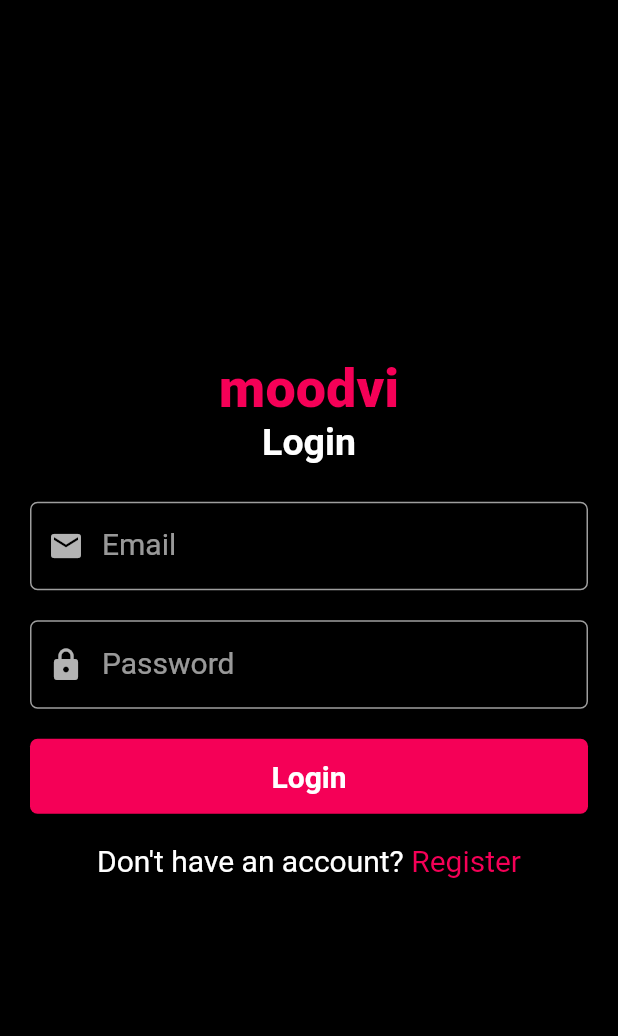
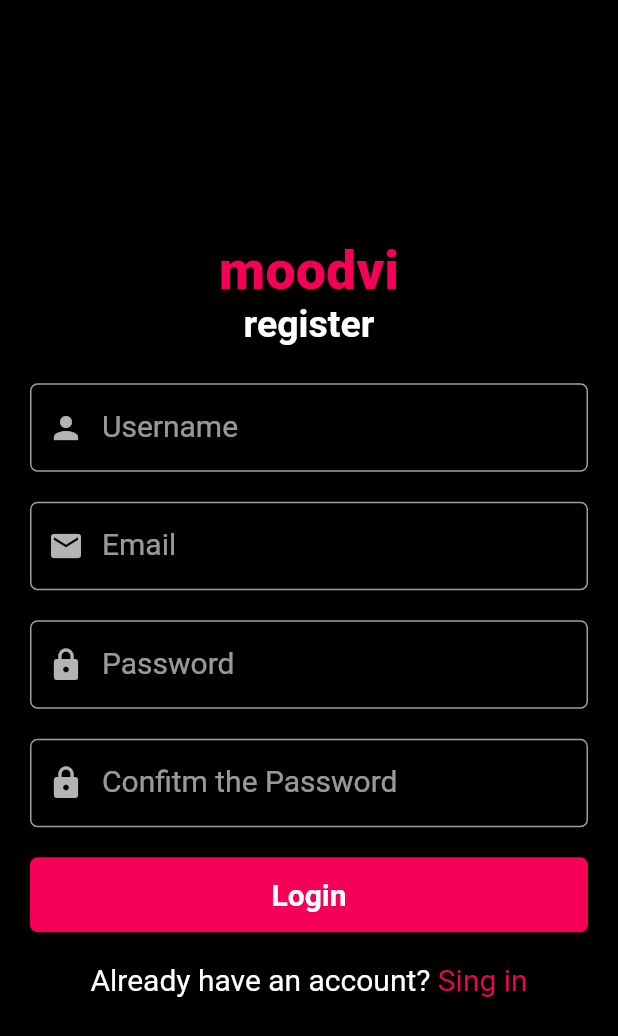
Before and after one commit to helloawesomeprojects/moodvi-flutter, a Flutter app: the screen it shows after launch, on a phone screen of 412 x 824 dp. Shown: the top 1036 px of the screen. Run offline on Flutter 3.47's test engine with Material 2 defaults, Android fonts, the phone set to English and light mode, and no system bars.

Commit message:
Created sign up view

```diff
--- a/lib/main.dart
+++ b/lib/main.dart
@@ -1,6 +1,8 @@
 import 'package:flutter/material.dart';
 import 'package:moodvi/constants.dart';
 import 'package:moodvi/views/screens/auth/login_screen.dart';
+
+import 'views/screens/auth/signup_screen.dart';
 
 void main() {
   runApp(const MyApp());
@@ -17,7 +19,7 @@ class MyApp extends StatelessWidget {
       theme: ThemeData.dark().copyWith(
         scaffoldBackgroundColor: backgroundColor,
       ),
-      home:  LoginScreen(),
+      home:  SignupScreen(),
     );
   }
 }
--- a/lib/views/screens/auth/login_screen.dart
+++ b/lib/views/screens/auth/login_screen.dart
@@ -7,7 +7,8 @@ import 'package:moodvi/views/widgets/text_input_field.dart';
 class LoginScreen extends StatelessWidget {
    LoginScreen({Key? key}) : super(key: key);
   final TextEditingController _emailController=TextEditingController();
-   final TextEditingController _passwordController=TextEditingController();
+  final TextEditingController _passwordController=TextEditingController();
+
   @override
   Widget build(BuildContext context) {
     return Scaffold(
--- a/lib/views/screens/auth/signup_screen.dart
+++ b/lib/views/screens/auth/signup_screen.dart
@@ -0,0 +1,125 @@
+import 'package:flutter/material.dart';
+
+import 'package:moodvi/constants.dart';
+import 'package:moodvi/views/widgets/text_input_field.dart';
+
+class SignupScreen extends StatelessWidget {
+  final TextEditingController _emailController=TextEditingController();
+  final TextEditingController _passwordController=TextEditingController();
+  final TextEditingController _confpasswordController=TextEditingController();
+  final TextEditingController _usernameController=TextEditingController();
+
+  SignupScreen({Key? key}) : super(key: key);
+
+  @override
+  Widget build(BuildContext context) {
+    return Scaffold(
+      body: Container(
+        alignment: Alignment.center,
+        child: Column(
+          mainAxisAlignment: MainAxisAlignment.center,
+          children: [
+            Text(
+              'moodvi',
+              style: TextStyle(
+                fontSize: 36,
+                color: buttonColor,
+                fontWeight: FontWeight.w900,
+              ),
+            ),
+            const Text(
+              'register',
+              style: TextStyle(
+                fontSize: 25,
+                fontWeight: FontWeight.w700,
+              ),
+            ),
+            const SizedBox(height: 25),
+            Container(
+              width: MediaQuery.of(context).size.width,
+              margin: const EdgeInsets.symmetric(horizontal: 20),
+              child: TextInputField(
+                controller: _usernameController,
+                labelText: 'Username',
+                icon: Icons.person,
+              ),
+            ),
+            const SizedBox(height: 20),
+            Container(
+              width: MediaQuery.of(context).size.width,
+              margin: const EdgeInsets.symmetric(horizontal: 20),
+              child: TextInputField(
+                controller: _emailController,
+                labelText: 'Email',
+                icon: Icons.email,
+              ),
+            ),
+            const SizedBox(height: 20),
+            Container(
+              width: MediaQuery.of(context).size.width,
+              margin: const EdgeInsets.symmetric(horizontal: 20),
+              child: TextInputField(
+                controller: _passwordController,
+                labelText: 'Password',
+                icon: Icons.lock,
+                isObscure: true,
+              ),
+            ),
+            const SizedBox(height: 20),
+            Container(
+              width: MediaQuery.of(context).size.width,
+              margin: const EdgeInsets.symmetric(horizontal: 20),
+              child: TextInputField(
+                controller: _confpasswordController,
+                labelText: 'Confitm the Password',
+                icon: Icons.lock,
+                isObscure: true,
+              ),
+            ),
+            const SizedBox(height: 20),
+            Container(
+              width: MediaQuery.of(context).size.width - 40,
+              height: 50,
+              decoration: BoxDecoration(
+                color: buttonColor,
+                borderRadius: const BorderRadius.all(Radius.circular(5)),
+              ),
+              child: InkWell(
+                onTap: () => print('hi'),
+                child: const Center(
+                  child: Text(
+                    'Login',
+                    style: TextStyle(
+                      fontSize: 20,
+                      fontWeight: FontWeight.w700,
+                    ),
+                  ),
+                ),
+              ),
+            ),
+            const SizedBox(height: 20),
+            Row(
+              mainAxisAlignment: MainAxisAlignment.center,
+              children: [
+                const Text(
+                  'Already have an account?',
+                  style: TextStyle(fontSize: 20),
+                ),
+                InkWell(
+                  onTap: () =>print('register'),
+                  child: Text(
+                    ' Sing in',
+                    style: TextStyle(
+                      fontSize: 20,
+                      color: buttonColor,
+                    ),
+                  ),
+                ),
+              ],
+            ),
+          ],
+        ),
+      ),
+    );
+  }
+}
```
